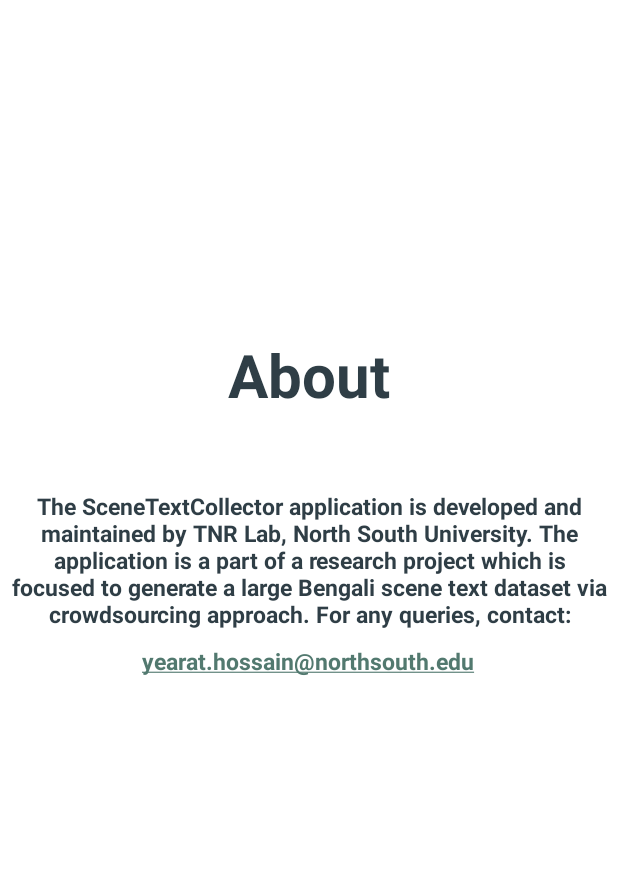
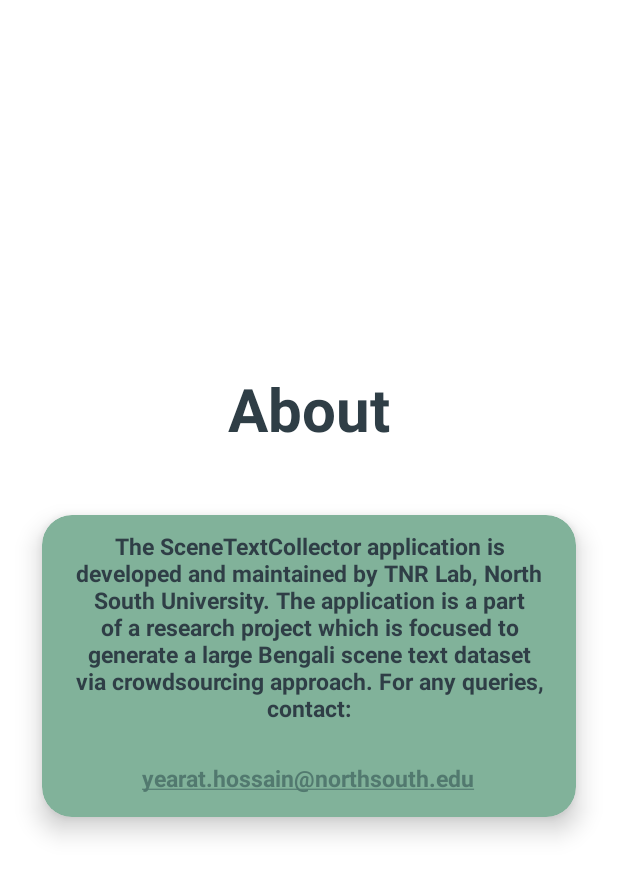
Before and after one commit to yearat/Bangla-Scene-Text-Collector, an Android app: the about screen opened directly, with no data from a screen before it, on a phone screen of 412 x 824 dp. Shown: the top 876 px of the screen. Run offline under Robolectric (Android 15) with nearby library versions, the phone set to English and light mode, and no system bars.

Commit message:
Fixed minor bugs

```diff
--- a/SceneTextCollector/app/src/main/java/com/tnrlab/scenetextcollector/Upload.kt
+++ b/SceneTextCollector/app/src/main/java/com/tnrlab/scenetextcollector/Upload.kt
@@ -187,6 +187,7 @@
         println("Longitude " + Long)
 
 
+
         if(!Uid.isEmpty() && !Email.isEmpty() && !ImageName.isEmpty() && !ImageLink.isEmpty() && !TextName.isEmpty() && !TextLink.isEmpty()) {
             val ImageNameForFirebase = ImageName.replace(".", "")
             val data = dataObject(Email, ImageName, ImageLink, TextName, TextLink, Lat, Long)
--- a/SceneTextCollector/app/src/main/res/layout/activity_about.xml
+++ b/SceneTextCollector/app/src/main/res/layout/activity_about.xml
@@ -12,33 +12,47 @@
         android:id="@+id/AboutTitleTv"
         android:layout_width="wrap_content"
         android:layout_height="wrap_content"
+        android:layout_marginBottom="10dp"
         android:text="About"
         android:textColor="@color/TextColor"
         android:textSize="40sp"
-        android:textStyle="bold"
-        android:layout_marginBottom="50dp"
-        />
+        android:textStyle="bold" />
+
+    <androidx.cardview.widget.CardView
+        android:layout_width="match_parent"
+        android:layout_height="wrap_content"
+        app:cardElevation="10dp"
+        app:cardCornerRadius="20dp"
+        android:layout_margin="10dp"
+        app:cardBackgroundColor="@color/About"
+        app:cardMaxElevation="12dp"
+        app:cardPreventCornerOverlap="true"
+        app:cardUseCompatPadding="true"
+        >
 
     <LinearLayout
         android:layout_height="wrap_content"
         android:layout_width="wrap_content"
         android:orientation="vertical"
         android:layout_gravity="center"
-        android:layout_marginBottom="150dp"
+        android:layout_marginBottom="10dp"
         >
+
 
         <TextView
             android:id="@+id/AboutTv"
             android:layout_width="wrap_content"
             android:layout_height="wrap_content"
+            android:layout_gravity="center"
+            android:padding="15dp"
             android:text="@string/aboutString"
-            android:layout_gravity="center"
+            android:textAlignment="center"
             android:textColor="@color/TextColor"
             android:textSize="15sp"
             android:textStyle="bold"
-            android:textAlignment="center"
 
             />
+
         <TextView
             android:id="@+id/ContactEmailTv"
             android:layout_width="wrap_content"
@@ -60,5 +74,6 @@
 
 
     </LinearLayout>
+    </androidx.cardview.widget.CardView>
 
 </LinearLayout>
--- a/SceneTextCollector/app/src/main/res/layout/activity_login.xml
+++ b/SceneTextCollector/app/src/main/res/layout/activity_login.xml
@@ -38,7 +38,7 @@
             app:iconTint="@color/ThemeLight"
             app:iconGravity="start"
             android:textAlignment="center"
-            android:text="Sign Up/In with Email"
+            android:text="Register/Login"
             android:textColor="@color/white"
             android:backgroundTint="@color/GoogleLogin"
             app:cornerRadius="10dp"
--- a/SceneTextCollector/app/src/main/res/layout/activity_upload.xml
+++ b/SceneTextCollector/app/src/main/res/layout/activity_upload.xml
@@ -10,8 +10,8 @@
 
     <ImageView
         android:id="@+id/AnnotaionIV"
-        android:layout_width="400dp"
-        android:layout_height="400dp"
+        android:layout_width="1000px"
+        android:layout_height="1000px"
         android:layout_marginTop="28dp"
         android:scaleType="centerCrop"
         android:background="@drawable/ic_launcher_background"
```
Also changed, not shown: SceneTextCollector/app/src/main/java/com/tnrlab/scenetextcollector/DrawAndLabel.kt (+11 -10 lines), SceneTextCollector/app/src/main/res/layout/activity_draw_and_label.xml (+1 -6 lines).
